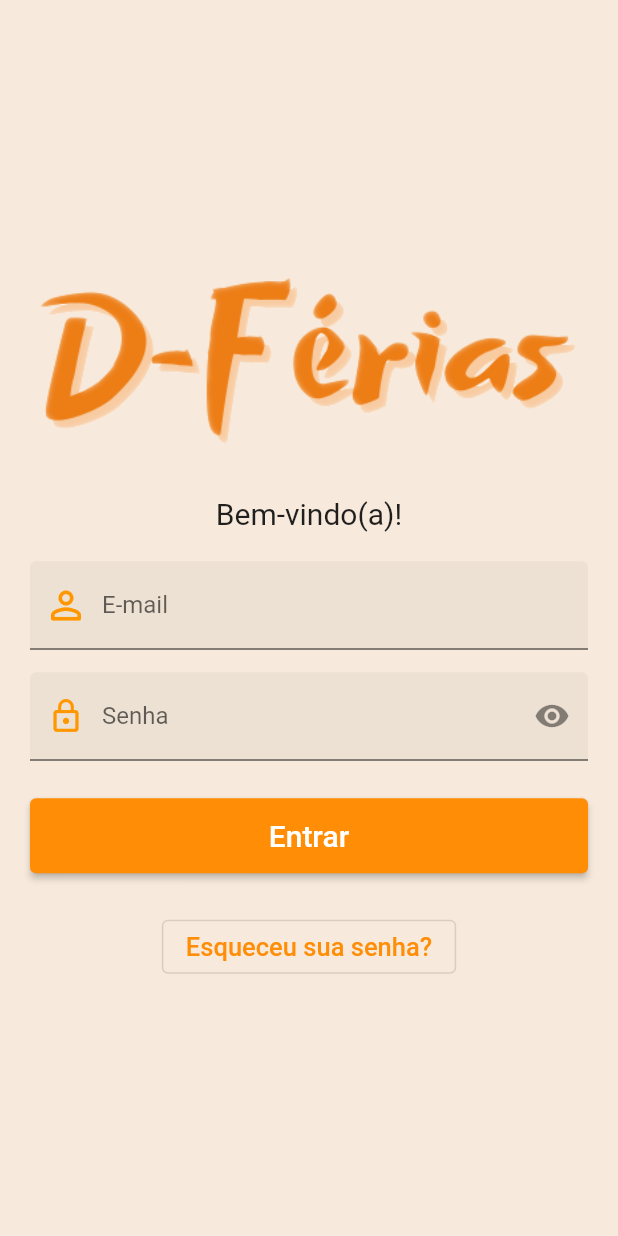
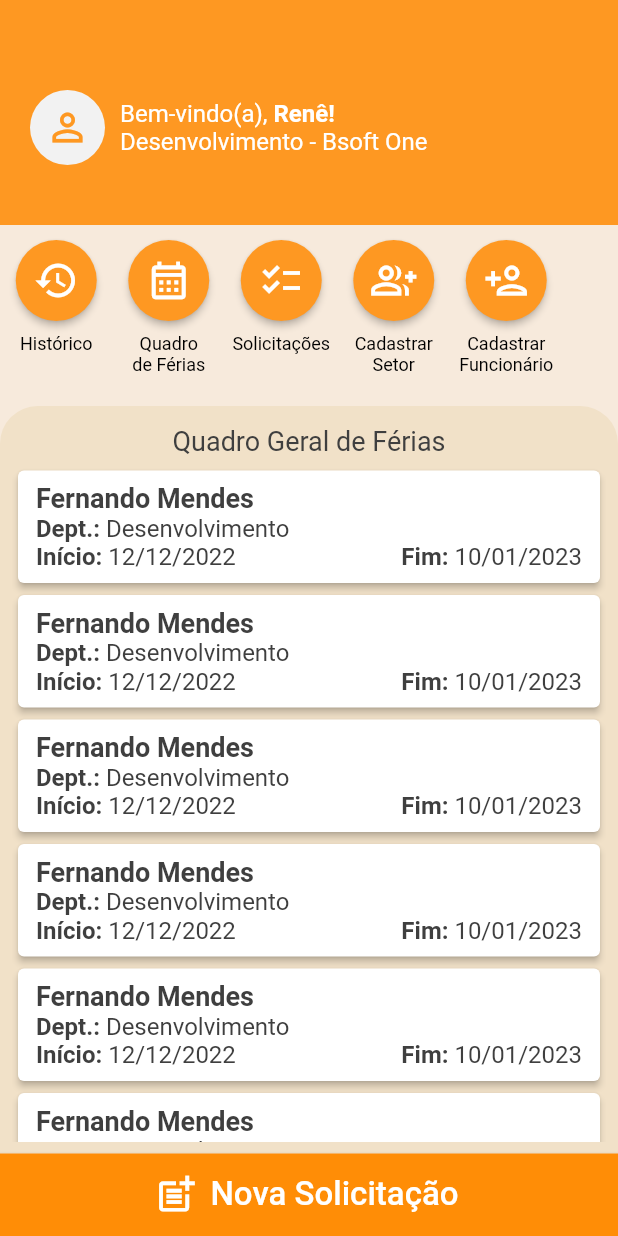
Before and after one commit to DFerias/app, a Flutter app: the screen it shows after launch, on a phone screen of 412 x 824 dp. Run offline on Flutter 3.47's test engine with Material 2 defaults, Android fonts, the phone set to English and light mode, and no system bars; our stand-ins replace bloc.

Commit message:
feat: adicionado bloc login + adicionado tela home

```diff
--- /dev/null
+++ b/lib/auth/auth_repository.dart
@@ -0,0 +1,3 @@
+class AuthRepository {
+  Future<void> login() async {}
+}
--- /dev/null
+++ b/lib/auth/login/login_bloc.dart
@@ -0,0 +1,22 @@
+import 'package:bloc/bloc.dart';
+import 'package:flutter/material.dart';
+
+part 'login_event.dart';
+part 'login_state.dart';
+
+class AuthBloc extends Bloc<AuthEvent, AuthState> {
+  AuthBloc() : super(AuthInitial()) {
+    on<AuthEvent>((event, emit) async {
+      if (event is Login) {
+        if (event.email.isEmpty || event.password.isEmpty) {
+          emit(AuthError());
+        } else {
+          emit(AuthLoading());
+          await Future.delayed(const Duration(seconds: 3), () {
+            emit(AuthLoaded(email: event.email, password: event.password));
+          });
+        }
+      }
+    });
+  }
+}
--- /dev/null
+++ b/lib/auth/login/login_event.dart
@@ -0,0 +1,11 @@
+part of 'login_bloc.dart';
+
+@immutable
+abstract class AuthEvent {}
+
+class Login extends AuthEvent {
+  final String email;
+  final String password;
+
+  Login(this.email, this.password);
+}
--- a/lib/presentation/controllers/login/login_state.dart
+++ b/lib/auth/login/login_state.dart
@@ -1,25 +1,30 @@
 part of 'login_bloc.dart';
 
-class LoginState {
+@immutable
+abstract class AuthState {}
+
+class AuthInitial extends AuthState {}
+
+class AuthLoading extends AuthState {}
+
+class AuthLoaded extends AuthState {
   final String? email;
   final String? password;
-  final FormEnvioStatus formStatus;
 
-  LoginState({
+  AuthLoaded({
     this.email,
     this.password,
-    this.formStatus = const InitialFormStatus(),
   });
 
-  LoginState copyWith({
+  AuthLoaded copyWith({
     String? email,
     String? password,
-    FormEnvioStatus? formStatus,
   }) {
-    return LoginState(
+    return AuthLoaded(
       email: email ?? this.email,
       password: password ?? this.password,
-      formStatus: formStatus ?? this.formStatus,
     );
   }
 }
+
+class AuthError extends AuthState {}
--- a/lib/main.dart
+++ b/lib/main.dart
@@ -1,4 +1,4 @@
-import 'package:app/presentation/pages/login_page.dart';
+import 'package:app/presentation/pages/home_page.dart';
 import 'package:flutter/material.dart';
 
 void main() {
@@ -14,11 +14,12 @@ class MyApp extends StatelessWidget {
       title: 'D-Férias',
       debugShowCheckedModeBanner: false,
       theme: ThemeData(
+        textTheme: Theme.of(context).textTheme.apply(bodyColor: Colors.white),
         scaffoldBackgroundColor: const Color(0xFFF7EADC),
         colorScheme: const ColorScheme.light(primary: Color(0xFFFF8D06), secondary: Color(0xFFF19413)),
         primarySwatch: Colors.blue,
       ),
-      home: const LoginPage(),
+      home: const HomePage(),
     );
   }
 }
--- a/lib/presentation/controllers/login/login_bloc.dart
+++ /dev/null
@@ -1,13 +0,0 @@
-import 'package:app/presentation/controllers/form_envio_status.dart';
-import 'package:bloc/bloc.dart';
-
-part 'login_event.dart';
-part 'login_state.dart';
-
-class LoginBloc extends Bloc<LoginEvent, LoginState> {
-  LoginBloc() : super(LoginState()) {
-    on<LoginEvent>((event, emit) {
-      // TODO: implement event handler
-    });
-  }
-}
--- a/lib/presentation/controllers/login/login_event.dart
+++ /dev/null
@@ -1,17 +0,0 @@
-part of 'login_bloc.dart';
-
-abstract class LoginEvent {}
-
-class EmailChangedEvent extends LoginEvent {
-  final String? email;
-
-  EmailChangedEvent({this.email});
-}
-
-class PasswordChangedEvent extends LoginEvent {
-  final String? password;
-
-  PasswordChangedEvent({this.password});
-}
-
-class LoginSubmittedEvent extends LoginEvent {}
--- /dev/null
+++ b/lib/presentation/pages/home_page.dart
@@ -0,0 +1,399 @@
+import 'package:flutter/material.dart';
+
+class HomePage extends StatefulWidget {
+  const HomePage({super.key});
+
+  @override
+  State<HomePage> createState() => _HomePageState();
+}
+
+class _HomePageState extends State<HomePage> {
+  @override
+  Widget build(BuildContext context) {
+    return Scaffold(
+      body: Column(
+        mainAxisAlignment: MainAxisAlignment.start,
+        children: [
+          Container(
+            padding: const EdgeInsets.fromLTRB(20.0, 40.0, 0, 20.0),
+            alignment: Alignment.centerLeft,
+            color: const Color(0xFFFE9822),
+            constraints: const BoxConstraints.expand(height: 150.0),
+            child: Row(
+              children: [
+                _circleAvatar(),
+                const SizedBox(width: 10.0),
+                _displayInfoUser(),
+              ],
+            ),
+          ),
+          const SizedBox(height: 10.0),
+          Expanded(
+            flex: 2,
+            child: _listIconButtons(),
+          ),
+          Expanded(
+            flex: 9,
+            child: _quadroGeralFerias(),
+          ),
+        ],
+      ),
+      bottomNavigationBar: _botaoNovaSolicitacao(),
+    );
+  }
+
+  Widget _circleAvatar() {
+    return const CircleAvatar(
+      radius: 25.0,
+      backgroundColor: Color(0xFFF2F2F2),
+      child: Icon(
+        Icons.person_outline,
+        color: Color(0xFFFE9822),
+        size: 30.0,
+      ),
+    );
+  }
+
+  Widget _displayInfoUser() {
+    return Column(
+      mainAxisAlignment: MainAxisAlignment.center,
+      crossAxisAlignment: CrossAxisAlignment.start,
+      children: [
+        RichText(
+          text: const TextSpan(
+            children: [
+              TextSpan(text: 'Bem-vindo(a), ', style: TextStyle(fontSize: 16.0)),
+              TextSpan(text: 'Renê!', style: TextStyle(fontSize: 16.0, fontWeight: FontWeight.bold)),
+            ],
+          ),
+        ),
+        const Text('Desenvolvimento - Bsoft One', style: TextStyle(fontSize: 16.0)),
+      ],
+    );
+  }
+
+  Widget _listIconButtons() {
+    return ListView(
+      itemExtent: 75.0,
+      scrollDirection: Axis.horizontal,
+      children: [
+        _botaoHistorico(),
+        _botaoQuadroFerias(),
+        _botaoSolicitacoes(),
+        _botaoCadastrarSetor(),
+        _botaoCadastrarFuncionario(),
+      ],
+    );
+  }
+
+  Widget _quadroGeralFerias() {
+    return Container(
+      constraints: const BoxConstraints.expand(height: double.infinity),
+      decoration: const BoxDecoration(
+        borderRadius: BorderRadius.only(topLeft: Radius.circular(25.0), topRight: Radius.circular(25.0)),
+        color: Color(0xFFF1E1C8),
+      ),
+      child: Padding(
+        padding: const EdgeInsets.symmetric(horizontal: 8.0, vertical: 8.0),
+        child: Column(
+          children: [
+            const SizedBox(height: 5.0),
+            const Text(
+              'Quadro Geral de Férias',
+              style: TextStyle(fontSize: 18.0, color: Color(0xFF3F3F3F)),
+            ),
+            const SizedBox(height: 5.0),
+            Expanded(
+              child: ListView.builder(
+                padding: const EdgeInsets.all(0),
+                physics: const PageScrollPhysics(),
+                itemCount: 10,
+                itemBuilder: (context, index) {
+                  return _cardFerias();
+                },
+              ),
+            ),
+          ],
+        ),
+      ),
+    );
+  }
+
+  Widget _cardFerias() {
+    return Card(
+      elevation: 2.0,
+      clipBehavior: Clip.antiAliasWithSaveLayer,
+      child: Ink(
+        child: InkWell(
+          child: Padding(
+            padding: const EdgeInsets.symmetric(horizontal: 12.0, vertical: 8.0),
+            child: Column(
+              crossAxisAlignment: CrossAxisAlignment.start,
+              children: [
+                const Text(
+                  'Fernando Mendes',
+                  style: TextStyle(
+                    color: Color(0xFF3F3F3F),
+                    fontSize: 18.0,
+                    fontWeight: FontWeight.bold,
+                  ),
+                ),
+                RichText(
+                  text: const TextSpan(
+                    children: [
+                      TextSpan(
+                        text: 'Dept.: ',
+                        style: TextStyle(
+                          fontSize: 16.0,
+                          fontWeight: FontWeight.bold,
+                          color: Color(0xFF3F3F3F),
+                        ),
+                      ),
+                      TextSpan(
+                        text: 'Desenvolvimento',
+                        style: TextStyle(
+                          fontSize: 16.0,
+                          color: Color(0xFF3F3F3F),
+                        ),
+                      )
+                    ],
+                  ),
+                ),
+                Row(
+                  mainAxisAlignment: MainAxisAlignment.spaceBetween,
+                  children: [
+                    RichText(
+                      text: const TextSpan(
+                        children: [
+                          TextSpan(
+                            text: 'Início: ',
+                            style: TextStyle(
+                              fontSize: 16.0,
+                              fontWeight: FontWeight.bold,
+                              color: Color(0xFF3F3F3F),
+                            ),
+                          ),
+                          TextSpan(
+                            text: '12/12/2022',
+                            style: TextStyle(
+                              fontSize: 16.0,
+                              color: Color(0xFF3F3F3F),
+                            ),
+                          )
+                        ],
+                      ),
+                    ),
+                    RichText(
+                      text: const TextSpan(
+                        children: [
+                          TextSpan(
+                            text: 'Fim: ',
+                            style: TextStyle(
+                              fontSize: 16.0,
+                              fontWeight: FontWeight.bold,
+                              color: Color(0xFF3F3F3F),
+                            ),
+                          ),
+                          TextSpan(
+                            text: '10/01/2023',
+                            style: TextStyle(
+                              fontSize: 16.0,
+                              color: Color(0xFF3F3F3F),
+                            ),
+                          )
+                        ],
+                      ),
+                    ),
+                  ],
+                ),
+              ],
+            ),
+          ),
+          onTap: () {},
+        ),
+      ),
+    );
+  }
+
+  Widget _botaoNovaSolicitacao() {
+    return ElevatedButton.icon(
+      style: ElevatedButton.styleFrom(
+        fixedSize: const Size.fromHeight(55.0),
+        foregroundColor: const Color(0xFFF7A94F),
+        shape: RoundedRectangleBorder(
+          borderRadius: BorderRadius.circular(0.0),
+        ),
+      ),
+      icon: const Icon(
+        Icons.post_add_outlined,
+        color: Colors.white,
+        size: 30.0,
+      ),
+      label: const Text(
+        'Nova Solicitação',
+        style: TextStyle(fontSize: 22.0, color: Colors.white),
+      ),
+      onPressed: () {},
+    );
+  }
+
+  Widget _botaoHistorico() {
+    return Column(
+      children: [
+        ElevatedButton(
+          style: ElevatedButton.styleFrom(
+            shape: const CircleBorder(),
+            padding: const EdgeInsets.all(12.0),
+            backgroundColor: const Color(0xFFFE9822),
+            foregroundColor: const Color(0xFFF7A94F),
+          ),
+          child: const Icon(
+            Icons.history,
+            color: Colors.white,
+            size: 30.0,
+          ),
+          onPressed: () {},
+        ),
+        const SizedBox(
+          height: 8.0,
+        ),
+        const Text(
+          'Histórico',
+          style: TextStyle(fontSize: 12.0, color: Colors.black),
+        ),
+      ],
+    );
+  }
+
+  Widget _botaoQuadroFerias() {
+    return Column(
+      children: [
+        ElevatedButton(
+          style: ElevatedButton.styleFrom(
+            shape: const CircleBorder(),
+            padding: const EdgeInsets.all(12.0),
+            backgroundColor: const Color(0xFFFE9822),
+            foregroundColor: const Color(0xFFF7A94F),
+          ),
+          child: const Icon(
+            Icons.calendar_month_outlined,
+            color: Colors.white,
+            size: 30.0,
+          ),
+          onPressed: () {},
+        ),
+        const SizedBox(
+          height: 8.0,
+        ),
+        const Text(
+          'Quadro \nde Férias',
+          style: TextStyle(
+            fontSize: 12.0,
+            color: Colors.black,
+          ),
+          textAlign: TextAlign.center,
+          overflow: TextOverflow.clip,
+        ),
+      ],
+    );
+  }
+
+  Widget _botaoSolicitacoes() {
+    return Column(
+      children: [
+        ElevatedButton(
+          style: ElevatedButton.styleFrom(
+            shape: const CircleBorder(),
+            padding: const EdgeInsets.all(12.0),
+            backgroundColor: const Color(0xFFFE9822),
+            foregroundColor: const Color(0xFFF7A94F),
+          ),
+          child: const Icon(
+            Icons.checklist_outlined,
+            color: Colors.white,
+            size: 30.0,
+          ),
+          onPressed: () {},
+        ),
+        const SizedBox(
+          height: 8.0,
+        ),
+        const Text(
+          'Solicitações',
+          style: TextStyle(
+            fontSize: 12.0,
+            color: Colors.black,
+          ),
+          textAlign: TextAlign.center,
+          overflow: TextOverflow.clip,
+        ),
+      ],
+    );
+  }
+
+  Widget _botaoCadastrarSetor() {
+    return Column(
+      children: [
+        ElevatedButton(
+          style: ElevatedButton.styleFrom(
+            shape: const CircleBorder(),
+            padding: const EdgeInsets.all(12.0),
+            backgroundColor: const Color(0xFFFE9822),
+            foregroundColor: const Color(0xFFF7A94F),
+          ),
+          child: const Icon(
+            Icons.group_add_outlined,
+            color: Colors.white,
+            size: 30.0,
+          ),
+          onPressed: () {},
+        ),
+        const SizedBox(
+          height: 8.0,
+        ),
+        const Text(
+          'Cadastrar \nSetor',
+          style: TextStyle(
+            fontSize: 12.0,
+            color: Colors.black,
+          ),
+          textAlign: TextAlign.center,
+          overflow: TextOverflow.clip,
+        ),
+      ],
+    );
+  }
+
+  Widget _botaoCadastrarFuncionario() {
+    return Column(
+      children: [
+        ElevatedButton(
+          style: ElevatedButton.styleFrom(
+            shape: const CircleBorder(),
+            padding: const EdgeInsets.all(12.0),
+            backgroundColor: const Color(0xFFFE9822),
+            foregroundColor: const Color(0xFFF7A94F),
+          ),
+          child: const Icon(
+            Icons.person_add_outlined,
+            color: Colors.white,
+            size: 30.0,
+          ),
+          onPressed: () {},
+        ),
+        const SizedBox(
+          height: 8.0,
+        ),
+        const Text(
+          'Cadastrar \nFuncionário',
+          style: TextStyle(
+            fontSize: 12.0,
+            color: Colors.black,
+          ),
+          textAlign: TextAlign.center,
+          overflow: TextOverflow.clip,
+        ),
+      ],
+    );
+  }
+}
```
Also changed, not shown: lib/auth/form_envio_status.dart (renamed from lib/presentation/controllers/form_envio_status.dart).
